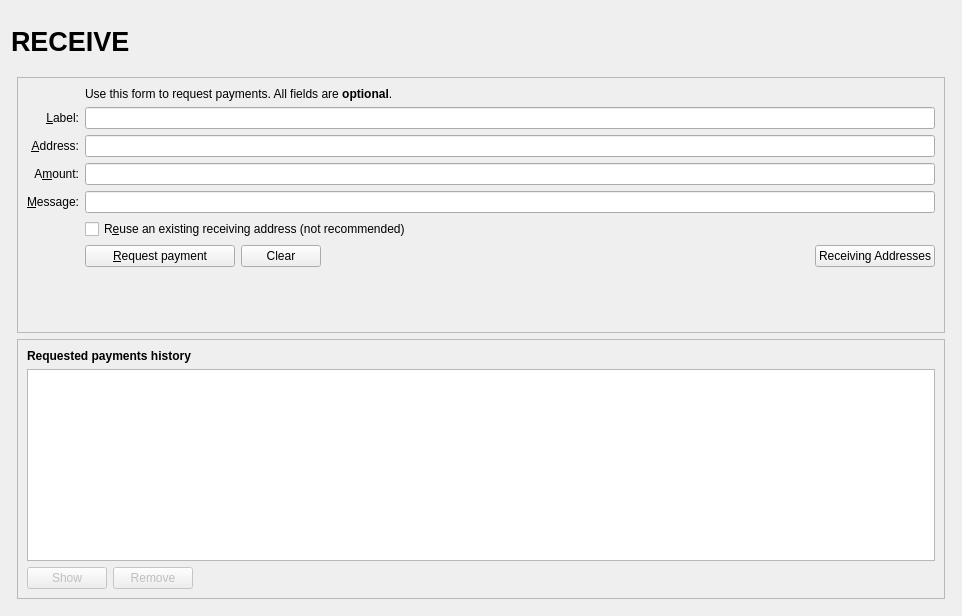
First picture: the form in src/qt/forms/receivecoinsdialog.ui, repository vipcore/VIP-OLD, before the edit.
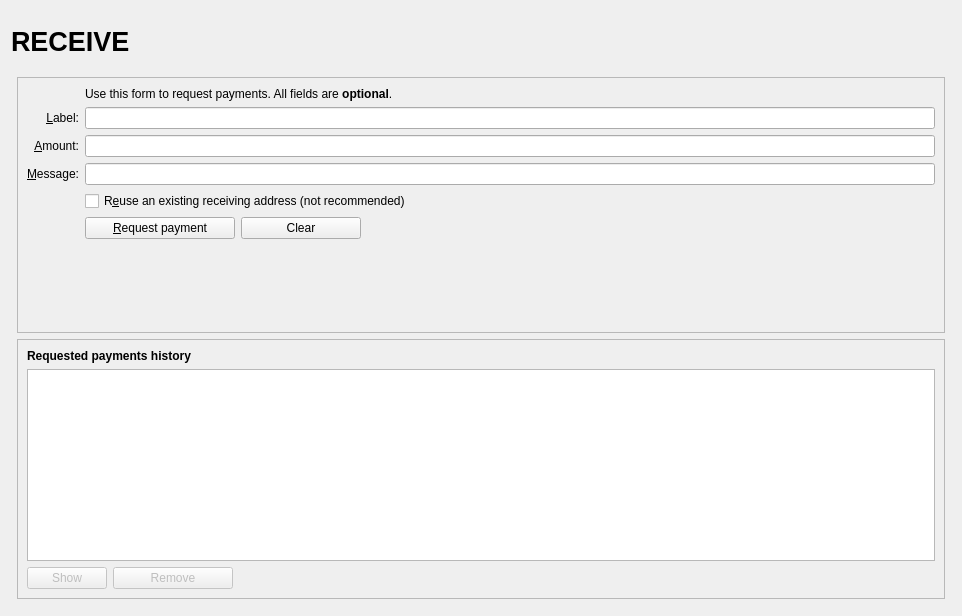
Second picture: the form after the edit. Icons and pictures are not drawn. Custom widgets are drawn as their Qt base class.

Patch:
```diff
--- a/src/qt/forms/receivecoinsdialog.ui
+++ b/src/qt/forms/receivecoinsdialog.ui
@@ -136,6 +136,53 @@
           <layout class="QVBoxLayout" name="verticalLayout_3">
            <item>
             <layout class="QGridLayout" name="gridLayout">
+             <item row="7" column="2">
+              <widget class="QCheckBox" name="reuseAddress">
+               <property name="toolTip">
+                <string>Reuse one of the previously used receiving addresses.&lt;br&gt;Reusing addresses has security and privacy issues.&lt;br&gt;Do not use this unless re-generating a payment request made before.</string>
+               </property>
+               <property name="text">
+                <string>R&amp;euse an existing receiving address (not recommended)</string>
+               </property>
+              </widget>
+             </item>
+             <item row="7" column="0">
+              <widget class="QLabel" name="label_4">
+               <property name="text">
+                <string/>
+               </property>
+              </widget>
+             </item>
+             <item row="6" column="0">
+              <widget class="QLabel" name="label_3">
+               <property name="toolTip">
+                <string>An optional message to attach to the payment request, which will be displayed when the request is opened. Note: The message will not be sent with the payment over the VIP network.</string>
+               </property>
+               <property name="text">
+                <string>&amp;Message:</string>
+               </property>
+               <property name="alignment">
+                <set>Qt::AlignRight|Qt::AlignTrailing|Qt::AlignVCenter</set>
+               </property>
+               <property name="buddy">
+                <cstring>reqMessage</cstring>
+               </property>
+              </widget>
+             </item>
+             <item row="4" column="2">
+              <widget class="QLineEdit" name="reqLabel">
+               <property name="toolTip">
+                <string>An optional label to associate with the new receiving address.</string>
+               </property>
+              </widget>
+             </item>
+             <item row="6" column="2">
+              <widget class="QLineEdit" name="reqMessage">
+               <property name="toolTip">
+                <string>An optional message to attach to the payment request, which will be displayed when the request is opened.&lt;br&gt;Note: The message will not be sent with the payment over the VIP network.</string>
+               </property>
+              </widget>
+             </item>
              <item row="2" column="2">
               <widget class="QLabel" name="label_5">
                <property name="text">
@@ -159,52 +206,13 @@
                </property>
               </widget>
              </item>
-             <item row="4" column="2">
-              <widget class="QLineEdit" name="reqLabel">
-               <property name="toolTip">
-                <string>An optional label to associate with the new receiving address.</string>
-               </property>
-              </widget>
-             </item>
              <item row="5" column="0">
               <widget class="QLabel" name="label">
                <property name="toolTip">
-                <string>Your receiving address. You can copy and use it to receive coins on this wallet. A new one will be generated once it is used.</string>
-               </property>
-               <property name="text">
-                <string>&amp;Address:</string>
-               </property>
-               <property name="alignment">
-                <set>Qt::AlignRight|Qt::AlignTrailing|Qt::AlignVCenter</set>
-               </property>
-               <property name="buddy">
-                <cstring>reqAddress</cstring>
-               </property>
-              </widget>
-             </item>
-             <item row="5" column="2">
-              <widget class="QLineEdit" name="reqAddress">
-               <property name="readOnly">
-                <bool>true</bool>
-               </property>
-               <property name="minimumSize">
-                <size>
-                 <width>80</width>
-                 <height>0</height>
-                </size>
-               </property>
-               <property name="toolTip">
-                <string>Your receiving address. You can copy and use it to receive coins on this wallet. A new one will be generated once it is used.</string>
-               </property>
-              </widget>
-             </item>
-             <item row="6" column="0">
-              <widget class="QLabel" name="label">
-               <property name="toolTip">
                 <string>An optional amount to request. Leave this empty or zero to not request a specific amount.</string>
                </property>
                <property name="text">
-                <string>A&amp;mount:</string>
+                <string>&amp;Amount:</string>
                </property>
                <property name="alignment">
                 <set>Qt::AlignRight|Qt::AlignTrailing|Qt::AlignVCenter</set>
@@ -214,7 +222,7 @@
                </property>
               </widget>
              </item>
-             <item row="6" column="2">
+             <item row="5" column="2">
               <widget class="BitcoinAmountField" name="reqAmount">
                <property name="minimumSize">
                 <size>
@@ -227,54 +235,14 @@
                </property>
               </widget>
              </item>
-             <item row="7" column="0">
-              <widget class="QLabel" name="label_3">
-               <property name="toolTip">
-                <string>An optional message to attach to the payment request, which will be displayed when the request is opened. Note: The message will not be sent with the payment over the VIP network.</string>
-               </property>
-               <property name="text">
-                <string>&amp;Message:</string>
-               </property>
-               <property name="alignment">
-                <set>Qt::AlignRight|Qt::AlignTrailing|Qt::AlignVCenter</set>
-               </property>
-               <property name="buddy">
-                <cstring>reqMessage</cstring>
-               </property>
-              </widget>
-             </item>
-             <item row="7" column="2">
-              <widget class="QLineEdit" name="reqMessage">
-               <property name="toolTip">
-                <string>An optional message to attach to the payment request, which will be displayed when the request is opened.&lt;br&gt;Note: The message will not be sent with the payment over the VIP network.</string>
-               </property>
-              </widget>
-             </item>
              <item row="8" column="0">
-              <widget class="QLabel" name="label_4">
-               <property name="text">
-                <string/>
-               </property>
-              </widget>
-             </item>
-             <item row="8" column="2">
-              <widget class="QCheckBox" name="reuseAddress">
-               <property name="toolTip">
-                <string>Reuse one of the previously used receiving addresses.&lt;br&gt;Reusing addresses has security and privacy issues.&lt;br&gt;Do not use this unless re-generating a payment request made before.</string>
-               </property>
-               <property name="text">
-                <string>R&amp;euse an existing receiving address (not recommended)</string>
-               </property>
-              </widget>
-             </item>
-             <item row="9" column="0">
               <widget class="QLabel" name="label_7">
                <property name="text">
                 <string/>
                </property>
               </widget>
              </item>
-             <item row="9" column="2">
+             <item row="8" column="2">
               <layout class="QHBoxLayout" name="horizontalLayout">
                <item>
                 <widget class="QPushButton" name="receiveButton">
@@ -301,16 +269,22 @@
                    <verstretch>0</verstretch>
                   </sizepolicy>
                  </property>
+                 <property name="minimumSize">
+                <size>
+                 <width>120</width>
+                 <height>0</height>
+                </size>
+               </property>
                  <property name="toolTip">
                   <string>Clear all fields of the form.</string>
                  </property>
                  <property name="text">
                   <string>Clear</string>
                  </property>
-                 <property name="icon">
+                 <!-- <property name="icon">
                   <iconset resource="../vip.qrc">
                    <normaloff>:/icons/remove</normaloff>:/icons/remove</iconset>
-                 </property>
+                 </property> -->
                  <property name="autoDefault">
                   <bool>false</bool>
                  </property>
@@ -329,23 +303,9 @@
                  </property>
                 </spacer>
                </item>
-               <item>
-                <widget class="QPushButton" name="receivingAddressesButton">
-                 <property name="text">
-                  <string>Receiving Addresses</string>
-                 </property>
-                 <property name="icon">
-                  <iconset resource="../vip.qrc">
-                   <normaloff>:/icons/address-book</normaloff>:/icons/address-book</iconset>
-                 </property>
-                 <property name="autoDefault">
-                  <bool>false</bool>
-                 </property>
-                </widget>
-               </item>
               </layout>
              </item>
-             <item row="10" column="2">
+             <item row="9" column="2">
               <spacer name="verticalSpacer">
                <property name="orientation">
                 <enum>Qt::Vertical</enum>
@@ -468,16 +428,22 @@
                <property name="enabled">
                 <bool>false</bool>
                </property>
+               <property name="minimumSize">
+                <size>
+                 <width>120</width>
+                 <height>0</height>
+                </size>
+               </property>
                <property name="toolTip">
                 <string>Remove the selected entries from the list</string>
                </property>
                <property name="text">
                 <string>Remove</string>
                </property>
-               <property name="icon">
+               <!-- <property name="icon">
                 <iconset resource="../vip.qrc">
                  <normaloff>:/icons/remove</normaloff>:/icons/remove</iconset>
-               </property>
+               </property> -->
                <property name="autoDefault">
                 <bool>false</bool>
                </property>
```
Left out of the diff: 1 changed line with no effect on the pictures.
